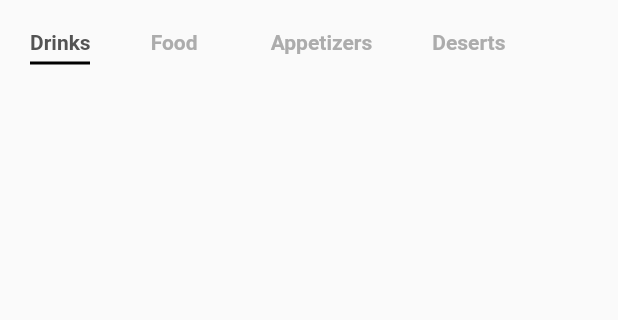
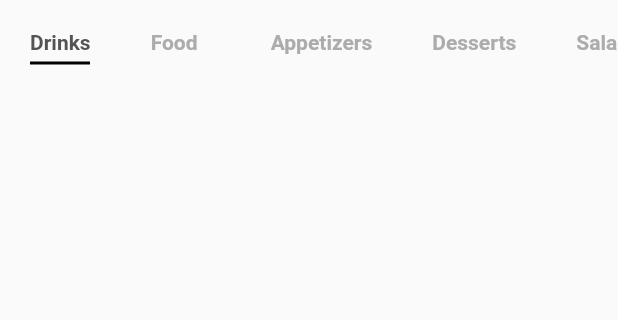
Before and after one commit to CrimsonPiik/Sigmamenu, a Flutter app: the screen it shows after launch, on a phone screen of 412 x 824 dp, the part 126-446 px from its top. Run offline on Flutter 3.47's test engine with Material 2 defaults, Android fonts, the phone set to English and light mode, and no system bars; our stand-ins replace cached_network_image, cloud_firestore, flutter_form_builder, flutter_svg, lottie; accounts and stored records are empty.

Commit message:
Categories Menu - Done

```diff
--- a/lib/screens/home/components/body.dart
+++ b/lib/screens/home/components/body.dart
@@ -1,40 +1,15 @@
-import 'package:cloud_firestore/cloud_firestore.dart';
+import 'dart:async';
+
 import 'package:flutter/material.dart';
 import 'package:shop_app/constants.dart';
-import 'package:shop_app/models/product.dart';
-import 'package:shop_app/style/CommonUI.dart';
-import 'package:shop_app/style/ScreenUtil.dart';
+import 'package:shop_app/screens/home/components/itemCardData.dart';
+import 'categorries.dart';
 
-import 'categorries.dart';
-import 'item_card.dart';
+StreamController<int> streamController = StreamController<int>();
 
 class Body extends StatelessWidget {
   @override
   Widget build(BuildContext context) {
-    return StreamBuilder<QuerySnapshot>(
-        stream: FirebaseFirestore.instance
-            .collection('drinks')
-            .where('isPublished', isEqualTo: true)
-            // .where('category',.....)
-            .snapshots(),
-        builder: (BuildContext context, AsyncSnapshot<QuerySnapshot> snapshot) {
-          if (snapshot.hasError) {
-            return CommonUI.error(context, snapshot.error.toString());
-          }
-          if (snapshot.connectionState == ConnectionState.waiting)
-            return CommonUI.loading();
-          List<Product> productsList = [];
-
-          List<DocumentSnapshot> shots = snapshot.data!.docs;
-          for (var item in shots) {
-            productsList
-                .add(Product.fromMap(item.data() as Map<String, dynamic>));
-          }
-
-          print("PPP " + productsList.toString());
-          // product =
-          // Product.fromMap(snapshot.data!.data() as Map<String, dynamic>);
-
     return Column(
       crossAxisAlignment: CrossAxisAlignment.start,
       children: <Widget>[
@@ -51,44 +26,8 @@ class Body extends StatelessWidget {
           ),
         ),
         Categories(),
-              Expanded(
-                child: Padding(
-                  padding:
-                      const EdgeInsets.symmetric(horizontal: kDefaultPaddin),
-                  child: GridView.builder(
-                      itemCount: productsList.length,
-                      gridDelegate: SliverGridDelegateWithFixedCrossAxisCount(
-                        crossAxisCount: ScreenUtil.isDesktop(context)
-                            ? 7
-                            : ScreenUtil.isTablet(context)
-                                ? 4
-                                : 2,
-                        mainAxisSpacing: kDefaultPaddin,
-                        crossAxisSpacing: kDefaultPaddin,
-                        childAspectRatio: 0.75,
-                      ),
-                      itemBuilder: (context, index) => ItemCard(
-                            product: productsList[index],
-                            isBordered: true,
-                            // product: products[index], isBordered: true,
-                            // product: , isBordered: true,
-
-                            // press: () => Navigator.push(
-                            //     context,
-                            //     MaterialPageRoute(
-                            //       builder: (context) => DetailsScreen(
-                            //         product: products[index],
-                            //       ),
-                            //     )),
-                          )),
-                ),
-              ),
+        ItemCardData(streamController.stream),
       ],
     );
-        });
   }
-
-  // Widget ItemCard(Product product,bool isBordered) {
-
-  // }
 }
--- a/lib/screens/home/components/categorries.dart
+++ b/lib/screens/home/components/categorries.dart
@@ -1,11 +1,6 @@
-import 'package:cloud_firestore/cloud_firestore.dart';
 import 'package:flutter/material.dart';
-import 'package:shop_app/models/product.dart';
-import 'package:shop_app/screens/details/components/body.dart';
-import 'package:shop_app/style/CommonUI.dart';
-
+import 'package:shop_app/screens/home/components/body.dart';
 import '../../../constants.dart';
-import 'item_card.dart';
 
 // We need satefull widget for our categories
 
@@ -15,10 +10,16 @@ class Categories extends StatefulWidget {
 }
 
 class _CategoriesState extends State<Categories> {
-  List<String> categories = ["Drinks", "Food", "Appetizers", "Deserts"];
+  List<String> categories = [
+    "Drinks",
+    "Food",
+    "Appetizers",
+    "Desserts",
+    "Salads",
+    "Brunch"
+  ];
   // By default our first item will be selected
   int selectedIndex = 0;
-
   @override
   Widget build(BuildContext context) {
     return Padding(
@@ -32,37 +33,17 @@ class _CategoriesState extends State<Categories> {
         ),
       ),
     );
+    // });
   }
 
   Widget buildCategory(int index) {
-    return StreamBuilder<QuerySnapshot>(
-        stream: FirebaseFirestore.instance
-            .collection('salads')
-            .where('isPublished', isEqualTo: true)
-            // .where('category',.....)
-            .snapshots(),
-        builder: (BuildContext context, AsyncSnapshot<QuerySnapshot> snapshot) {
-          if (snapshot.hasError) {
-            return CommonUI.error(context, snapshot.error.toString());
-          }
-          if (snapshot.connectionState == ConnectionState.waiting)
-            return CommonUI.loading();
-          List<Product> productsList = [];
-
-          List<DocumentSnapshot> shots = snapshot.data!.docs;
-          for (var item in shots) {
-            productsList
-                .add(Product.fromMap(item.data() as Map<String, dynamic>));
-          }
-
-          print("PPP " + productsList.toString());
     return GestureDetector(
       onTap: () {
         setState(() {
           selectedIndex = index;
-
-              // ItemCard(product: productsList[selectedIndex], isBordered: true);
         });
+        streamController.add(selectedIndex);
+        print(index.toString());
       },
       child: Padding(
         padding: const EdgeInsets.symmetric(horizontal: kDefaultPaddin),
@@ -73,24 +54,19 @@ class _CategoriesState extends State<Categories> {
               categories[index],
               style: TextStyle(
                 fontWeight: FontWeight.bold,
-                      color:
-                          selectedIndex == index ? kTextColor : kTextLightColor,
+                color: selectedIndex == index ? kTextColor : kTextLightColor,
               ),
             ),
             Container(
-                    margin: EdgeInsets.only(
-                        top: kDefaultPaddin / 4), //top padding 5
+              margin: EdgeInsets.only(top: kDefaultPaddin / 4), //top padding 5
               height: 2,
               width: 40,
               // width: categories[selectedIndex].length * 6.6,
-                    color: selectedIndex == index
-                        ? Colors.black
-                        : Colors.transparent,
+              color: selectedIndex == index ? Colors.black : Colors.transparent,
             )
           ],
         ),
       ),
     );
-        });
   }
 }
--- /dev/null
+++ b/lib/screens/home/components/itemCardData.dart
@@ -0,0 +1,98 @@
+import 'package:cloud_firestore/cloud_firestore.dart';
+import 'package:flutter/cupertino.dart';
+import 'package:shop_app/constants.dart';
+import 'package:shop_app/models/product.dart';
+import 'package:shop_app/screens/home/components/item_card.dart';
+import 'package:shop_app/style/CommonUI.dart';
+import 'package:shop_app/style/ScreenUtil.dart';
+
+class ItemCardData extends StatefulWidget {
+  final Stream<int> stream;
+  ItemCardData(this.stream);
+
+  @override
+  _ItemCardDataState createState() => _ItemCardDataState();
+}
+
+class _ItemCardDataState extends State<ItemCardData> {
+  String category = 'drinks';
+
+  @override
+  void initState() {
+    super.initState();
+    widget.stream.listen((index) {
+      mySetState(index);
+    });
+  }
+
+  void mySetState(int index) {
+    List categoryMenu = [
+      'drinks',
+      'maincourses',
+      'appetizers',
+      'desserts',
+      'salads',
+      'brunch'
+    ];
+    setState(() {
+      category = categoryMenu[index];
+    });
+  }
+
+  @override
+  Widget build(BuildContext context) {
+    return StreamBuilder<QuerySnapshot>(
+        stream: FirebaseFirestore.instance
+            .collection(category)
+            .where('isPublished', isEqualTo: true)
+            // .where('category',.....)
+            .snapshots(),
+        builder: (BuildContext context, AsyncSnapshot<QuerySnapshot> snapshot) {
+          if (snapshot.hasError) {
+            return CommonUI.error(context, snapshot.error.toString());
+          }
+          if (snapshot.connectionState == ConnectionState.waiting)
+            return CommonUI.loading();
+          List<Product> productsList = [];
+
+          List<DocumentSnapshot> shots = snapshot.data!.docs;
+          for (var item in shots) {
+            productsList
+                .add(Product.fromMap(item.data() as Map<String, dynamic>));
+          }
+
+          print(productsList.toString());
+          return Expanded(
+            child: Padding(
+              padding: const EdgeInsets.symmetric(horizontal: kDefaultPaddin),
+              child: GridView.builder(
+                  itemCount: productsList.length,
+                  gridDelegate: SliverGridDelegateWithFixedCrossAxisCount(
+                    crossAxisCount: ScreenUtil.isDesktop(context)
+                        ? 7
+                        : ScreenUtil.isTablet(context)
+                            ? 4
+                            : 2,
+                    mainAxisSpacing: kDefaultPaddin,
+                    crossAxisSpacing: kDefaultPaddin,
+                    childAspectRatio: 0.75,
+                  ),
+                  itemBuilder: (context, index) => ItemCard(
+                        product: productsList[index],
+                        isBordered: true,
+                        // product: products[index], isBordered: true,
+                        // product: , isBordered: true,
+
+                        // press: () => Navigator.push(
+                        //     context,
+                        //     MaterialPageRoute(
+                        //       builder: (context) => DetailsScreen(
+                        //         product: products[index],
+                        //       ),
+                        //     )),
+                      )),
+            ),
+          );
+        });
+  }
+}
```
Also changed, not shown: lib/screens/details/components/add_to_cart.dart (+8 -4 lines), lib/screens/details/components/cart_counter.dart (+8 -4 lines). Lines whose indentation alone changed are shown as unchanged.
